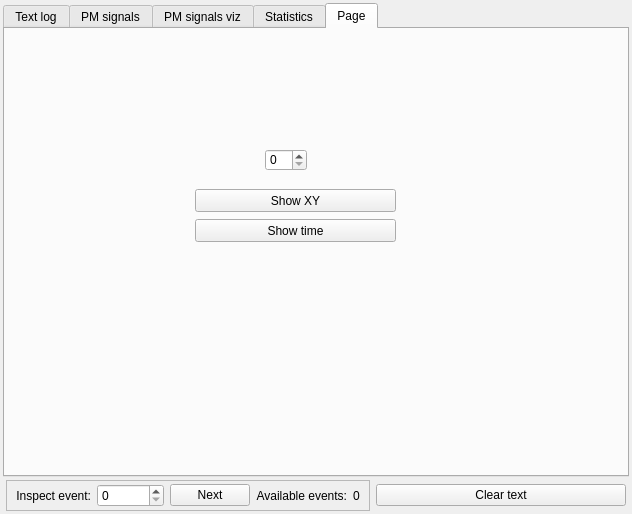
Qt form src/gui/outputwindow.ui (andrmor/ANTS2) before a commit.
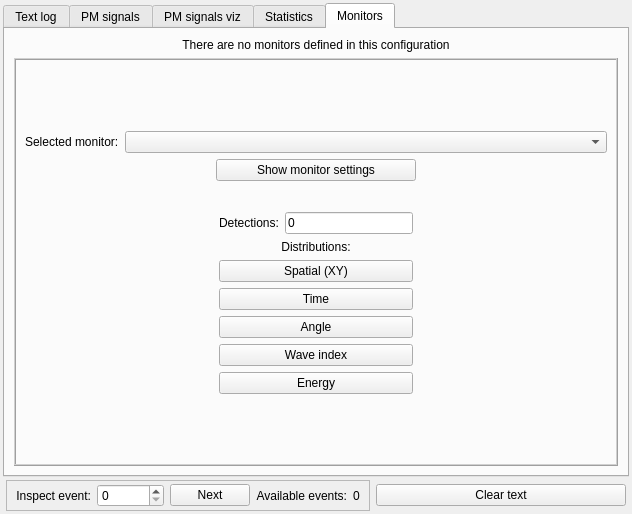
The same form after that commit. The open tabs and pages were chosen to show the change.

The edit to the form file:
```diff
--- a/src/gui/outputwindow.ui
+++ b/src/gui/outputwindow.ui
@@ -1186,44 +1186,261 @@
       </widget>
       <widget class="QWidget" name="tab">
        <attribute name="title">
-        <string>Page</string>
+        <string>Monitors</string>
        </attribute>
-       <widget class="QPushButton" name="pbMonitorShowXY">
-        <property name="geometry">
-         <rect>
-          <x>190</x>
-          <y>160</y>
-          <width>201</width>
-          <height>23</height>
-         </rect>
-        </property>
-        <property name="text">
-         <string>Show XY</string>
-        </property>
-       </widget>
-       <widget class="QSpinBox" name="sbMonitorNum">
-        <property name="geometry">
-         <rect>
-          <x>260</x>
-          <y>120</y>
-          <width>42</width>
-          <height>22</height>
-         </rect>
-        </property>
-       </widget>
-       <widget class="QPushButton" name="pbMonitorShowTime">
-        <property name="geometry">
-         <rect>
-          <x>190</x>
-          <y>190</y>
-          <width>201</width>
-          <height>23</height>
-         </rect>
-        </property>
-        <property name="text">
-         <string>Show time</string>
-        </property>
-       </widget>
+       <layout class="QVBoxLayout" name="verticalLayout_14">
+        <item>
+         <widget class="QLabel" name="labNoMonitors">
+          <property name="text">
+           <string>There are no monitors defined in this configuration</string>
+          </property>
+          <property name="alignment">
+           <set>Qt::AlignCenter</set>
+          </property>
+         </widget>
+        </item>
+        <item>
+         <widget class="QFrame" name="frMonitors">
+          <property name="sizePolicy">
+           <sizepolicy hsizetype="Preferred" vsizetype="Expanding">
+            <horstretch>0</horstretch>
+            <verstretch>0</verstretch>
+           </sizepolicy>
+          </property>
+          <property name="frameShape">
+           <enum>QFrame::Box</enum>
+          </property>
+          <property name="frameShadow">
+           <enum>QFrame::Raised</enum>
+          </property>
+          <layout class="QVBoxLayout" name="verticalLayout_16">
+           <item>
+            <spacer name="verticalSpacer">
+             <property name="orientation">
+              <enum>Qt::Vertical</enum>
+             </property>
+             <property name="sizeHint" stdset="0">
+              <size>
+               <width>20</width>
+               <height>49</height>
+              </size>
+             </property>
+            </spacer>
+           </item>
+           <item>
+            <layout class="QHBoxLayout" name="horizontalLayout_15">
+             <item>
+              <widget class="QLabel" name="label_7">
+               <property name="text">
+                <string>Selected monitor:</string>
+               </property>
+              </widget>
+             </item>
+             <item>
+              <widget class="QComboBox" name="cobMonitor">
+               <property name="sizePolicy">
+                <sizepolicy hsizetype="MinimumExpanding" vsizetype="Fixed">
+                 <horstretch>0</horstretch>
+                 <verstretch>0</verstretch>
+                </sizepolicy>
+               </property>
+              </widget>
+             </item>
+            </layout>
+           </item>
+           <item>
+            <layout class="QHBoxLayout" name="horizontalLayout_16">
+             <item>
+              <spacer name="horizontalSpacer_8">
+               <property name="orientation">
+                <enum>Qt::Horizontal</enum>
+               </property>
+               <property name="sizeHint" stdset="0">
+                <size>
+                 <width>40</width>
+                 <height>20</height>
+                </size>
+               </property>
+              </spacer>
+             </item>
+             <item>
+              <widget class="QPushButton" name="pbShowProperties">
+               <property name="minimumSize">
+                <size>
+                 <width>200</width>
+                 <height>22</height>
+                </size>
+               </property>
+               <property name="text">
+                <string>Show monitor settings</string>
+               </property>
+              </widget>
+             </item>
+             <item>
+              <spacer name="horizontalSpacer_9">
+               <property name="orientation">
+                <enum>Qt::Horizontal</enum>
+               </property>
+               <property name="sizeHint" stdset="0">
+                <size>
+                 <width>40</width>
+                 <height>20</height>
+                </size>
+               </property>
+              </spacer>
+             </item>
+            </layout>
+           </item>
+           <item>
+            <layout class="QHBoxLayout" name="horizontalLayout_7">
+             <property name="topMargin">
+              <number>25</number>
+             </property>
+             <item>
+              <spacer name="horizontalSpacer_6">
+               <property name="orientation">
+                <enum>Qt::Horizontal</enum>
+               </property>
+               <property name="sizeHint" stdset="0">
+                <size>
+                 <width>40</width>
+                 <height>20</height>
+                </size>
+               </property>
+              </spacer>
+             </item>
+             <item>
+              <layout class="QVBoxLayout" name="verticalLayout_15">
+               <item>
+                <layout class="QHBoxLayout" name="horizontalLayout_6">
+                 <item>
+                  <widget class="QLabel" name="label_11">
+                   <property name="text">
+                    <string>Detections:</string>
+                   </property>
+                  </widget>
+                 </item>
+                 <item>
+                  <widget class="QLineEdit" name="leDetections">
+                   <property name="text">
+                    <string>0</string>
+                   </property>
+                   <property name="readOnly">
+                    <bool>true</bool>
+                   </property>
+                  </widget>
+                 </item>
+                </layout>
+               </item>
+               <item>
+                <widget class="QLabel" name="label_10">
+                 <property name="text">
+                  <string>Distributions:</string>
+                 </property>
+                 <property name="alignment">
+                  <set>Qt::AlignCenter</set>
+                 </property>
+                </widget>
+               </item>
+               <item>
+                <widget class="QPushButton" name="pbMonitorShowXY">
+                 <property name="minimumSize">
+                  <size>
+                   <width>0</width>
+                   <height>22</height>
+                  </size>
+                 </property>
+                 <property name="text">
+                  <string>Spatial (XY)</string>
+                 </property>
+                </widget>
+               </item>
+               <item>
+                <widget class="QPushButton" name="pbMonitorShowTime">
+                 <property name="minimumSize">
+                  <size>
+                   <width>0</width>
+                   <height>22</height>
+                  </size>
+                 </property>
+                 <property name="text">
+                  <string>Time</string>
+                 </property>
+                </widget>
+               </item>
+               <item>
+                <widget class="QPushButton" name="pbMonitorShowAngle">
+                 <property name="minimumSize">
+                  <size>
+                   <width>0</width>
+                   <height>22</height>
+                  </size>
+                 </property>
+                 <property name="text">
+                  <string>Angle</string>
+                 </property>
+                </widget>
+               </item>
+               <item>
+                <widget class="QPushButton" name="pbMonitorShowWave">
+                 <property name="minimumSize">
+                  <size>
+                   <width>0</width>
+                   <height>22</height>
+                  </size>
+                 </property>
+                 <property name="text">
+                  <string>Wave index</string>
+                 </property>
+                </widget>
+               </item>
+               <item>
+                <widget class="QPushButton" name="pbMonitorShowEnergy">
+                 <property name="minimumSize">
+                  <size>
+                   <width>0</width>
+                   <height>22</height>
+                  </size>
+                 </property>
+                 <property name="text">
+                  <string>Energy</string>
+                 </property>
+                </widget>
+               </item>
+              </layout>
+             </item>
+             <item>
+              <spacer name="horizontalSpacer_7">
+               <property name="orientation">
+                <enum>Qt::Horizontal</enum>
+               </property>
+               <property name="sizeHint" stdset="0">
+                <size>
+                 <width>40</width>
+                 <height>20</height>
+                </size>
+               </property>
+              </spacer>
+             </item>
+            </layout>
+           </item>
+           <item>
+            <spacer name="verticalSpacer_2">
+             <property name="orientation">
+              <enum>Qt::Vertical</enum>
+             </property>
+             <property name="sizeHint" stdset="0">
+              <size>
+               <width>20</width>
+               <height>49</height>
+              </size>
+             </property>
+            </spacer>
+           </item>
+          </layout>
+         </widget>
+        </item>
+       </layout>
       </widget>
      </widget>
     </item>
```
Left out of the diff: 2 changed lines with no effect on the pictures.
